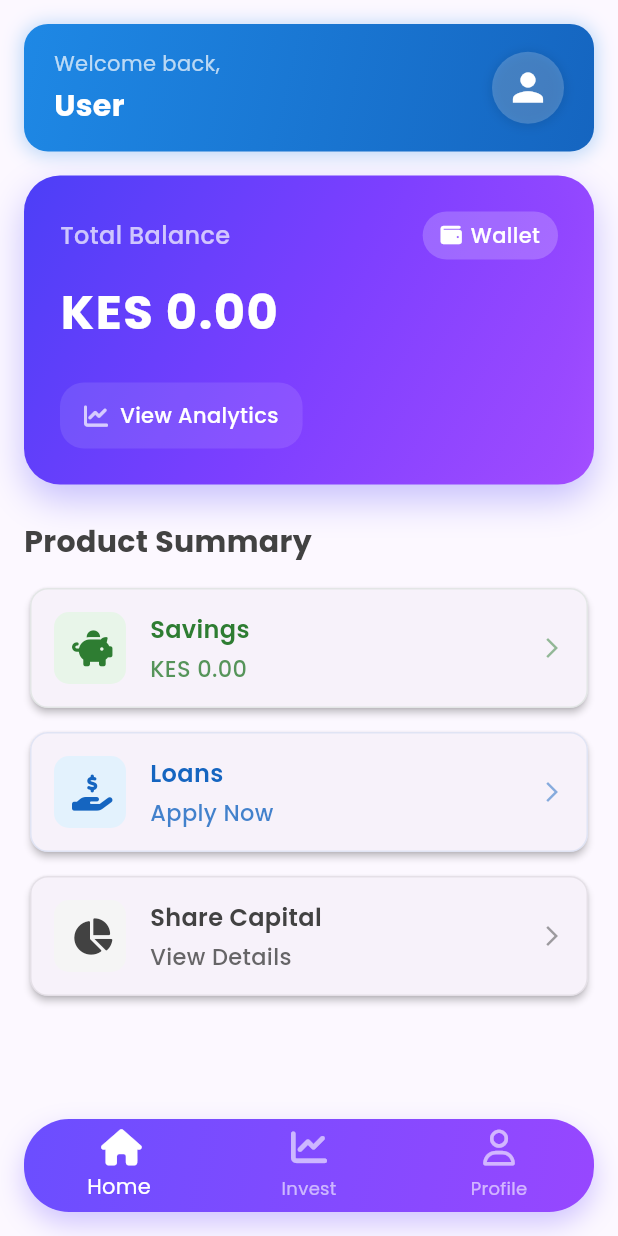
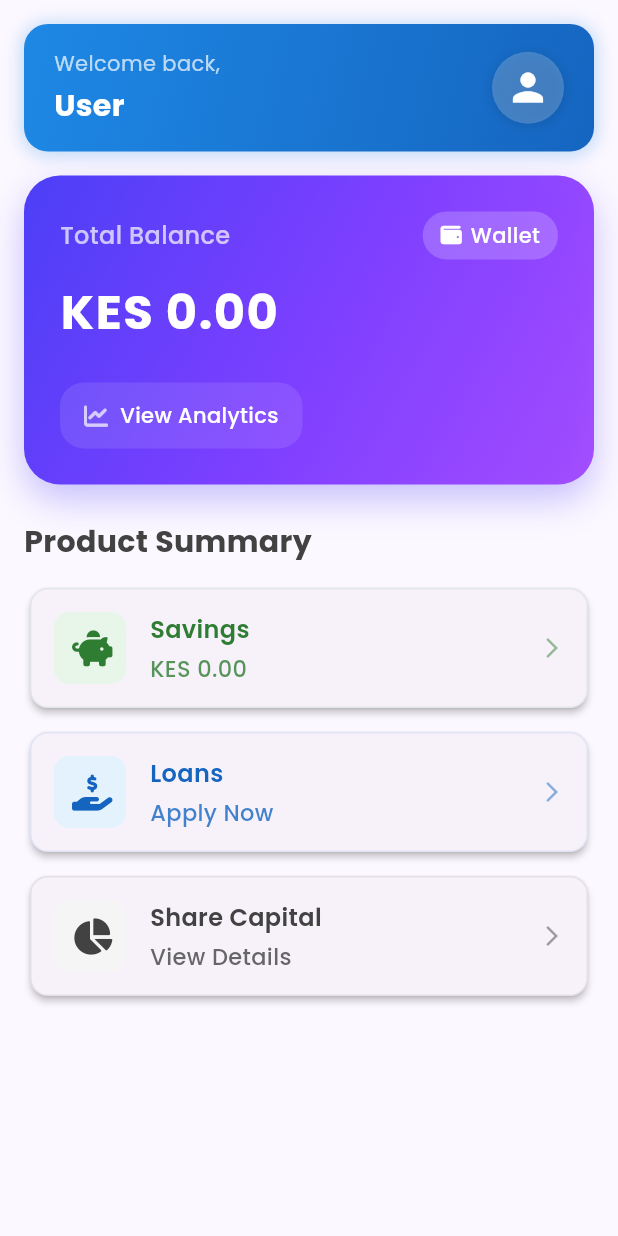
Before and after one commit to kimani-derrick/flutterVunaApp, a Flutter app: the HomeScreen screen opened directly, on a phone screen of 412 x 824 dp. Run offline on Flutter 3.47's test engine with Material 3 defaults, Android fonts, the phone set to English and light mode, and no system bars; our stand-ins replace dio, flutter_secure_storage, font_awesome_flutter, google_fonts, logger, shared_preferences; accounts and stored records are empty; statements that could not run were skipped.

Commit message:
success on cleaning up duplicate code for bottom nav bar

```diff
--- a/lib/screens/home_screen.dart
+++ b/lib/screens/home_screen.dart
@@ -31,13 +31,6 @@ class _HomeScreenState extends State<HomeScreen> {
   bool isLoading = true;
   String? errorMessage;
   Future<List<SavingsAccountModel>>? _savingsAccountsFuture;
-  int _selectedIndex = 0;
-
-  void _onItemTapped(int index) {
-    setState(() {
-      _selectedIndex = index;
-    });
-  }
 
   @override
   void initState() {
@@ -566,81 +559,11 @@ class _HomeScreenState extends State<HomeScreen> {
     );
   }
 
-  List<Widget> _buildScreens() {
-    return [
-      _buildMainContent(),
-      InvestScreen(
-          username: widget.username,
-          password: widget.password,
-          user: widget.user),
-      ProfileScreen(user: widget.user),
-    ];
-  }
-
   @override
   Widget build(BuildContext context) {
-    final screens = _buildScreens();
     return Scaffold(
       body: SafeArea(
-        child: screens[_selectedIndex],
-      ),
-      bottomNavigationBar: Container(
-        margin: const EdgeInsets.all(16),
-        decoration: BoxDecoration(
-          gradient: const LinearGradient(
-            begin: Alignment.topLeft,
-            end: Alignment.bottomRight,
-            colors: [
-              Color(0xFF6B4EFF),
-              Color(0xFF9747FF),
-            ],
-          ),
-          borderRadius: BorderRadius.circular(30),
-          boxShadow: [
-            BoxShadow(
-              color: const Color(0xFF6B4EFF).withOpacity(0.3),
-              blurRadius: 15,
-              offset: const Offset(0, 8),
-            ),
-          ],
-        ),
-        child: ClipRRect(
-          borderRadius: BorderRadius.circular(30),
-          child: BottomNavigationBar(
-            currentIndex: _selectedIndex,
-            onTap: _onItemTapped,
-            backgroundColor: Colors.transparent,
-            elevation: 0,
-            selectedItemColor: Colors.white,
-            unselectedItemColor: Colors.white.withOpacity(0.6),
-            selectedFontSize: 14,
-            unselectedFontSize: 12,
-            type: BottomNavigationBarType.fixed,
-            items: const [
-              BottomNavigationBarItem(
-                icon: Padding(
-                  padding: EdgeInsets.only(bottom: 4),
-                  child: Icon(FontAwesomeIcons.house),
-                ),
-                label: 'Home',
-              ),
-              BottomNavigationBarItem(
-                icon: Padding(
-                  padding: EdgeInsets.only(bottom: 4),
-                  child: Icon(FontAwesomeIcons.chartLine),
-                ),
-                label: 'Invest',
-              ),
-              BottomNavigationBarItem(
-                icon: Padding(
-                  padding: EdgeInsets.only(bottom: 4),
-                  child: Icon(FontAwesomeIcons.user),
-                ),
-                label: 'Profile',
-              ),
-            ],
-          ),
-        ),
+        child: _buildMainContent(),
       ),
     );
   }
```
